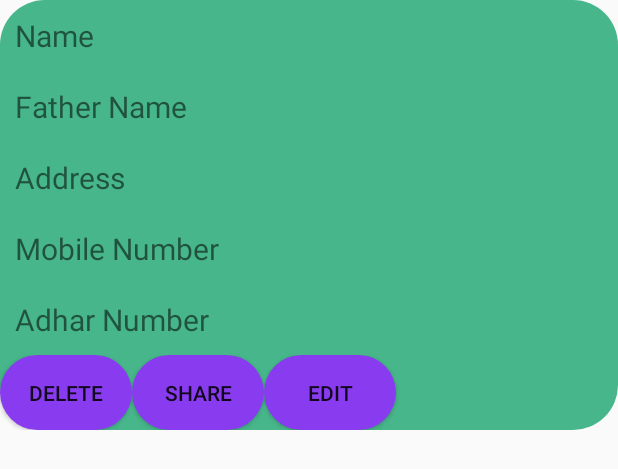
After one commit to devlordsam/SecureStore, an Android app: the layout card_adhar.xml on its own in the app's theme, with its tools: preview values and no code run, on a phone screen of 412 x 824 dp. The commit adds this screen. Shown: the top 469 px of the screen. Run offline under Robolectric (Android 15) with nearby library versions, the phone set to English and light mode, and no system bars.

Commit message:
Updated AdharDetailAdd.kt and card_adhar.xml

```diff
--- a/app/src/main/AndroidManifest.xml
+++ b/app/src/main/AndroidManifest.xml
@@ -9,8 +9,10 @@
         android:roundIcon="@mipmap/ic_launcher_round"
         android:supportsRtl="true"
         android:theme="@style/AppTheme">
-        <activity android:name=".PopUpCreditDebitActivity"
-            android:theme="@style/Dialog"/>
+        <activity android:name=".AdharDetailAdd"></activity>
+        <activity
+            android:name=".PopUpCreditDebitActivity"
+            android:theme="@style/Dialog" />
         <activity android:name=".CreditDebitCardActivity" />
         <activity android:name=".AdharActivity" />
         <activity android:name=".EmailPasswordActivity" />
--- /dev/null
+++ b/app/src/main/res/drawable/btn_style.xml
@@ -0,0 +1,6 @@
+<?xml version="1.0" encoding="utf-8"?>
+<shape xmlns:android="http://schemas.android.com/apk/res/android">
+    <corners android:radius="30dp"/>
+    <solid android:color="#883BEF"/>
+
+</shape>
--- /dev/null
+++ b/app/src/main/res/drawable/layout_style.xml
@@ -0,0 +1,6 @@
+<?xml version="1.0" encoding="utf-8"?>
+<shape xmlns:android="http://schemas.android.com/apk/res/android">
+    <corners android:radius="30sp" />
+    <solid android:color="#47B68A"/>
+
+</shape>
--- /dev/null
+++ b/app/src/main/res/layout/card_adhar.xml
@@ -0,0 +1,90 @@
+<?xml version="1.0" encoding="utf-8"?>
+<LinearLayout xmlns:android="http://schemas.android.com/apk/res/android"
+    xmlns:tools="http://schemas.android.com/tools"
+    android:layout_width="match_parent"
+    android:layout_height="match_parent"
+    android:orientation="vertical">
+
+    <LinearLayout
+        android:layout_width="match_parent"
+        android:layout_height="wrap_content"
+        android:background="@drawable/layout_style"
+        android:orientation="vertical"
+        tools:ignore="UselessParent">
+
+        <TextView
+            android:id="@+id/cardAdharTVName"
+            android:layout_width="match_parent"
+            android:layout_height="wrap_content"
+            android:padding="10dp"
+            android:text="@string/name"
+            android:textSize="20sp" />
+
+        <TextView
+            android:id="@+id/cardAdharTVFName"
+            android:layout_width="match_parent"
+            android:layout_height="wrap_content"
+            android:padding="10dp"
+            android:text="@string/father_name"
+            android:textSize="20sp" />
+
+        <TextView
+            android:id="@+id/cardAdharTVAddress"
+            android:layout_width="match_parent"
+            android:layout_height="wrap_content"
+            android:inputType="textMultiLine"
+            android:padding="10dp"
+            android:text="@string/address"
+            android:textSize="20sp"
+            tools:ignore="TextViewEdits" />
+
+        <TextView
+            android:id="@+id/cardAdharTVMNo"
+            android:layout_width="match_parent"
+            android:layout_height="wrap_content"
+            android:padding="10dp"
+            android:text="@string/mobile_number"
+            android:textSize="20sp" />
+
+        <TextView
+            android:id="@+id/cardAdharTVNumber"
+            android:layout_width="match_parent"
+            android:layout_height="wrap_content"
+            android:padding="10dp"
+            android:text="@string/adhar_number"
+            android:textSize="20sp" />
+
+        <LinearLayout
+            android:layout_width="match_parent"
+            android:layout_height="wrap_content">
+
+            <Button
+                android:id="@+id/cardAdharBtnDelete"
+                android:layout_width="wrap_content"
+                android:layout_height="match_parent"
+                android:background="@drawable/btn_style"
+                android:gravity="center"
+                android:padding="15dp"
+                android:text="@string/delete" />
+
+            <Button
+                android:id="@+id/cardAdharBtnShare"
+                android:layout_width="wrap_content"
+                android:layout_height="match_parent"
+                android:background="@drawable/btn_style"
+                android:gravity="center"
+                android:padding="15dp"
+                android:text="@string/share" />
+            <Button
+                android:id="@+id/cardAdharBtnEdit"
+                android:layout_width="wrap_content"
+                android:layout_height="match_parent"
+                android:background="@drawable/btn_style"
+                android:gravity="center"
+                android:padding="15dp"
+                android:text="Edit" />
+        </LinearLayout>
+
+    </LinearLayout>
+
+</LinearLayout>
--- a/app/src/main/res/values/strings.xml
+++ b/app/src/main/res/values/strings.xml
@@ -17,6 +17,19 @@
     <string name="expiry_year">Expiry year</string>
     <string name="cvv">CVV</string>
     <string name="save">Save</string>
+    <string name="mobile_number">Mobile Number</string>
+    <string name="address">Address</string>
+    <string name="adhar_number">Adhar Number</string>
+    <string name="father_name">Father Name</string>
+    <string name="name">Name</string>
+    <string name="delete">Delete</string>
+    <string name="share">share</string>
+    <string name="name">Name</string>
+    <string name="father_name">Father Name</string>
+    <string name="address">Address</string>
+    <string name="mobile_number">Mobile Number</string>
+    <string name="adhar_number">Adhar Number</string>
+    <string name="add">Add</string>
     <string-array name="cardTypes">
         <item>Maestro Card</item>
         <item>Visa Card</item>
```
Also changed, not shown: app/src/main/java/com/lordsam/securestore/AdharDetailAdd.kt (added, +11 -0 lines), app/src/main/res/layout/activity_adhar_detail_add.xml (added, +63 -0 lines).
